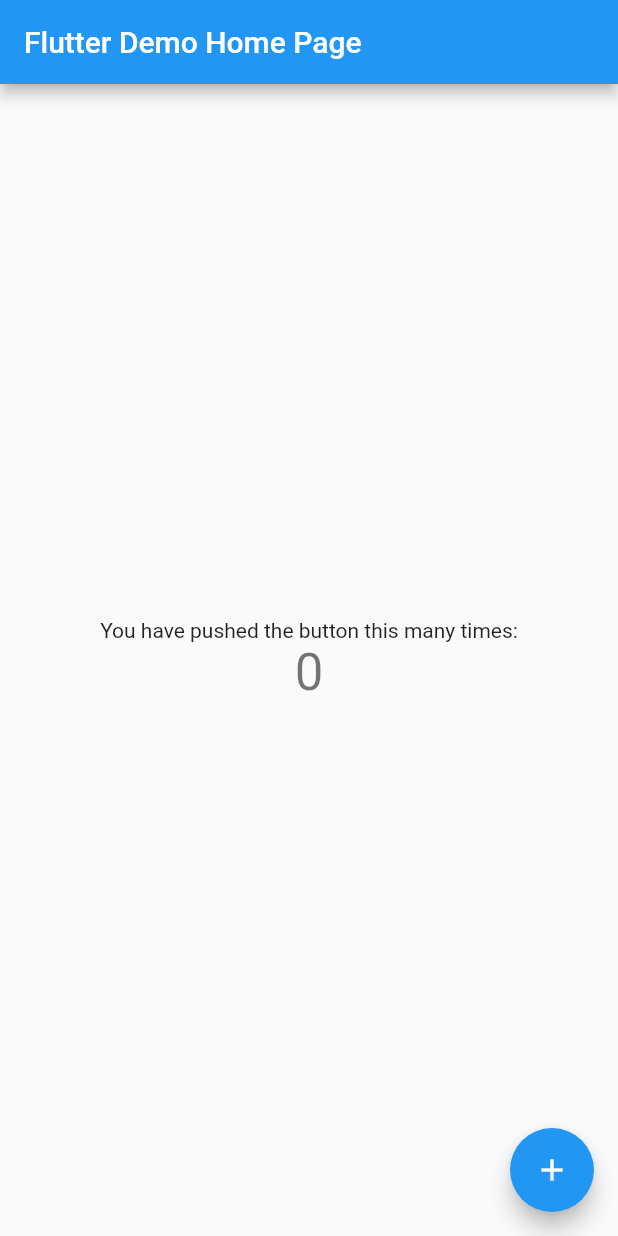
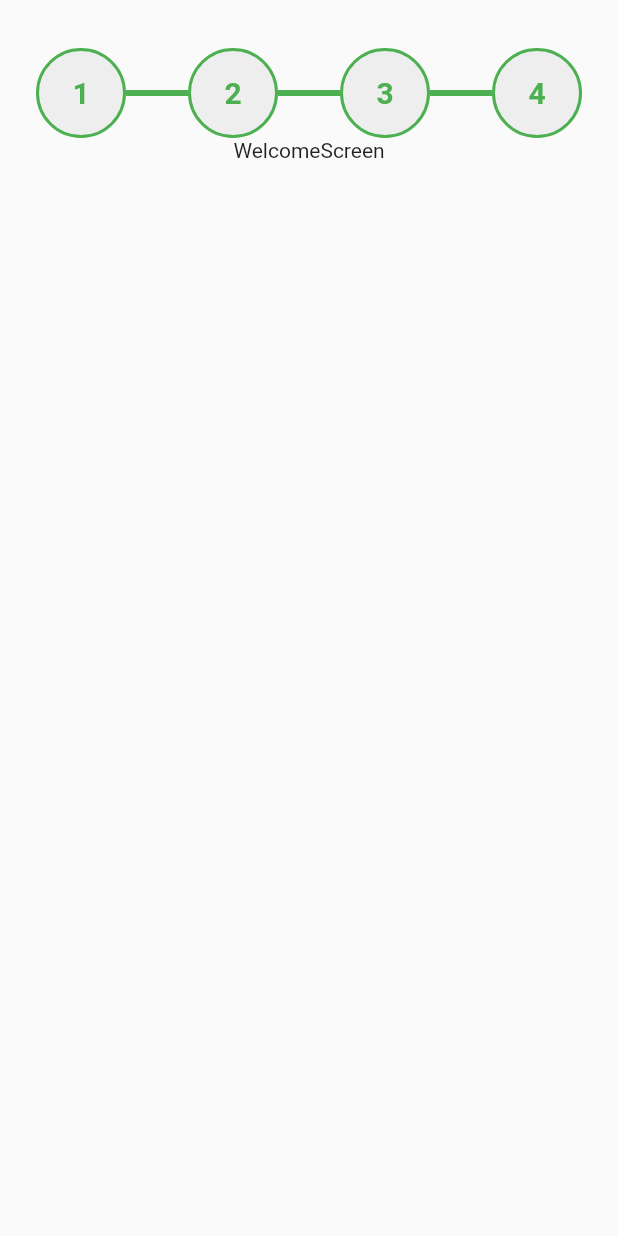
Before and after one commit to sud0su/git_finans, a Flutter app: the screen it shows after launch, on a phone screen of 412 x 824 dp. Run offline on Flutter 3.47's test engine with Material 2 defaults, Android fonts, the light colour scheme and no system bars.

Commit message:
add stepper widget

```diff
--- a/lib/main.dart
+++ b/lib/main.dart
@@ -1,113 +1,19 @@
 import 'package:flutter/material.dart';
+import 'package:gin_finans/screens/intro/welcome_screen.dart';
 
 void main() {
   runApp(MyApp());
 }
 
 class MyApp extends StatelessWidget {
-  // This widget is the root of your application.
   @override
   Widget build(BuildContext context) {
     return MaterialApp(
       title: 'Flutter Demo',
       theme: ThemeData(
-        // This is the theme of your application.
-        //
-        // Try running your application with "flutter run". You'll see the
-        // application has a blue toolbar. Then, without quitting the app, try
-        // changing the primarySwatch below to Colors.green and then invoke
-        // "hot reload" (press "r" in the console where you ran "flutter run",
-        // or simply save your changes to "hot reload" in a Flutter IDE).
-        // Notice that the counter didn't reset back to zero; the application
-        // is not restarted.
         primarySwatch: Colors.blue,
       ),
-      home: MyHomePage(title: 'Flutter Demo Home Page'),
+      home: WelcomeScreen(),
     );
   }
 }
-
-class MyHomePage extends StatefulWidget {
-  MyHomePage({Key? key, required this.title}) : super(key: key);
-
-  // This widget is the home page of your application. It is stateful, meaning
-  // that it has a State object (defined below) that contains fields that affect
-  // how it looks.
-
-  // This class is the configuration for the state. It holds the values (in this
-  // case the title) provided by the parent (in this case the App widget) and
-  // used by the build method of the State. Fields in a Widget subclass are
-  // always marked "final".
-
-  final String title;
-
-  @override
-  _MyHomePageState createState() => _MyHomePageState();
-}
-
-class _MyHomePageState extends State<MyHomePage> {
-  int _counter = 0;
-
-  void _incrementCounter() {
-    setState(() {
-      // This call to setState tells the Flutter framework that something has
-      // changed in this State, which causes it to rerun the build method below
-      // so that the display can reflect the updated values. If we changed
-      // _counter without calling setState(), then the build method would not be
-      // called again, and so nothing would appear to happen.
-      _counter++;
-    });
-  }
-
-  @override
-  Widget build(BuildContext context) {
-    // This method is rerun every time setState is called, for instance as done
-    // by the _incrementCounter method above.
-    //
-    // The Flutter framework has been optimized to make rerunning build methods
-    // fast, so that you can just rebuild anything that needs updating rather
-    // than having to individually change instances of widgets.
-    return Scaffold(
-      appBar: AppBar(
-        // Here we take the value from the MyHomePage object that was created by
-        // the App.build method, and use it to set our appbar title.
-        title: Text(widget.title),
-      ),
-      body: Center(
-        // Center is a layout widget. It takes a single child and positions it
-        // in the middle of the parent.
-        child: Column(
-          // Column is also a layout widget. It takes a list of children and
-          // arranges them vertically. By default, it sizes itself to fit its
-          // children horizontally, and tries to be as tall as its parent.
-          //
-          // Invoke "debug painting" (press "p" in the console, choose the
-          // "Toggle Debug Paint" action from the Flutter Inspector in Android
-          // Studio, or the "Toggle Debug Paint" command in Visual Studio Code)
-          // to see the wireframe for each widget.
-          //
-          // Column has various properties to control how it sizes itself and
-          // how it positions its children. Here we use mainAxisAlignment to
-          // center the children vertically; the main axis here is the vertical
-          // axis because Columns are vertical (the cross axis would be
-          // horizontal).
-          mainAxisAlignment: MainAxisAlignment.center,
-          children: <Widget>[
-            Text(
-              'You have pushed the button this many times:',
-            ),
-            Text(
-              '$_counter',
-              style: Theme.of(context).textTheme.headline4,
-            ),
-          ],
-        ),
-      ),
-      floatingActionButton: FloatingActionButton(
-        onPressed: _incrementCounter,
-        tooltip: 'Increment',
-        child: Icon(Icons.add),
-      ), // This trailing comma makes auto-formatting nicer for build methods.
-    );
-  }
-}
--- /dev/null
+++ b/lib/screens/intro/welcome_screen.dart
@@ -0,0 +1,43 @@
+import 'package:flutter/material.dart';
+import 'package:gin_finans/screens/widgets/stepper_widget.dart';
+
+class WelcomeScreen extends StatefulWidget {
+  WelcomeScreen({Key? key}) : super(key: key);
+
+  @override
+  _WelcomeScreenState createState() => _WelcomeScreenState();
+}
+
+class _WelcomeScreenState extends State<WelcomeScreen> {
+  final List<String> titles = ["1", "2", "3", "4"];
+
+  @override
+  Widget build(BuildContext context) {
+    return Scaffold(
+      body: SafeArea(
+        child: Column(
+          children: [
+            StepperWidget(
+              curStep: 0,
+              titles: titles,
+              width: MediaQuery.of(context).size.width,
+              color: Colors.green,
+              emptyStepper: true,
+            ),
+            // ElevatedButton(
+            //   onPressed: _curStep != titles.length
+            //       ? () {
+            //           setState(() {
+            //             _curStep = _curStep + 1;
+            //           });
+            //         }
+            //       : null,
+            // child: Text("Next"),
+            // ),
+            Text("WelcomeScreen"),
+          ],
+        ),
+      ),
+    );
+  }
+}
--- /dev/null
+++ b/lib/screens/widgets/stepper_widget.dart
@@ -0,0 +1,96 @@
+import 'package:flutter/material.dart';
+
+class StepperWidget extends StatelessWidget {
+  StepperWidget({
+    Key? key,
+    required int curStep,
+    required List<String> titles,
+    required double width,
+    required Color color,
+    bool? emptyStepper,
+  })  : _titles = titles,
+        _curStep = curStep,
+        _width = width,
+        _emptyStepper = emptyStepper ?? false,
+        _activeColor = color,
+        assert(emptyStepper ?? curStep > 0 == true && curStep <= titles.length),
+        assert(width > 0),
+        super(key: key);
+
+  final double _width;
+  final List<String> _titles;
+  final bool _emptyStepper;
+  final int _curStep;
+  final Color _activeColor;
+  final Color _inactiveColor = Colors.grey.shade200;
+  final double lineWidth = 4.0;
+
+  @override
+  Widget build(BuildContext context) {
+    return Container(
+        padding: EdgeInsets.only(
+          top: 32.0,
+          left: 24.0,
+          right: 24.0,
+        ),
+        width: this._width,
+        child: Row(
+          mainAxisAlignment: MainAxisAlignment.spaceBetween,
+          children: _titleViews(),
+        ));
+  }
+
+  List<Widget> _titleViews() {
+    var list = <Widget>[];
+    _titles.asMap().forEach((i, text) {
+      Color circleColor = _inactiveColor;
+      Color lineColor = _inactiveColor;
+      Color textColor = _activeColor;
+      if (_emptyStepper != true) {
+        circleColor =
+            (i == 0 || _curStep > i + 1) ? _activeColor : _inactiveColor;
+        lineColor = _curStep > i + 1 ? _activeColor : _inactiveColor;
+        textColor =
+            (i == 0 || _curStep > i + 1) ? _inactiveColor : _activeColor;
+      }
+
+      list.add(
+        Container(
+          width: 60.0,
+          height: 60.0,
+          padding: EdgeInsets.all(0),
+          decoration: new BoxDecoration(
+            color: circleColor,
+            borderRadius: new BorderRadius.all(new Radius.circular(50.0)),
+            border: new Border.all(
+              color: _activeColor,
+              width: 2.0,
+            ),
+          ),
+          child: Center(
+            child: Text(
+              text,
+              style: TextStyle(
+                color: textColor,
+                fontSize: 20.0,
+                fontWeight: FontWeight.bold,
+              ),
+            ),
+          ),
+        ),
+      );
+
+      if (i != _titles.length - 1) {
+        list.add(
+          Expanded(
+            child: Container(
+              height: lineWidth,
+              color: _emptyStepper ? _activeColor : lineColor,
+            ),
+          ),
+        );
+      }
+    });
+    return list;
+  }
+}
```
